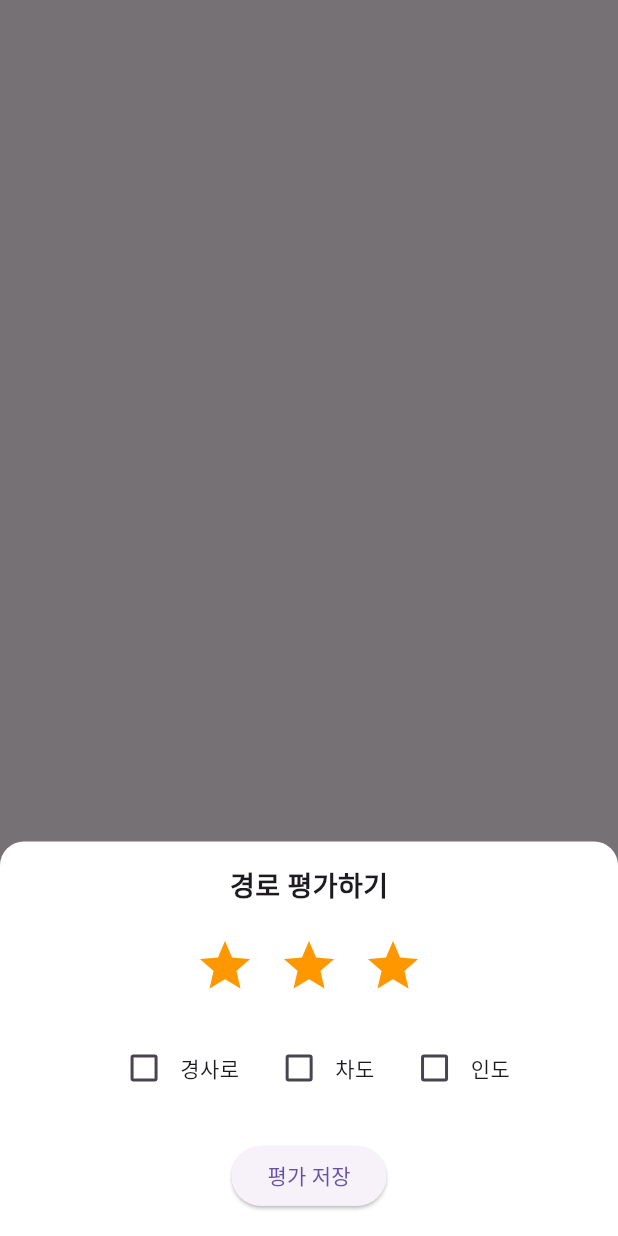
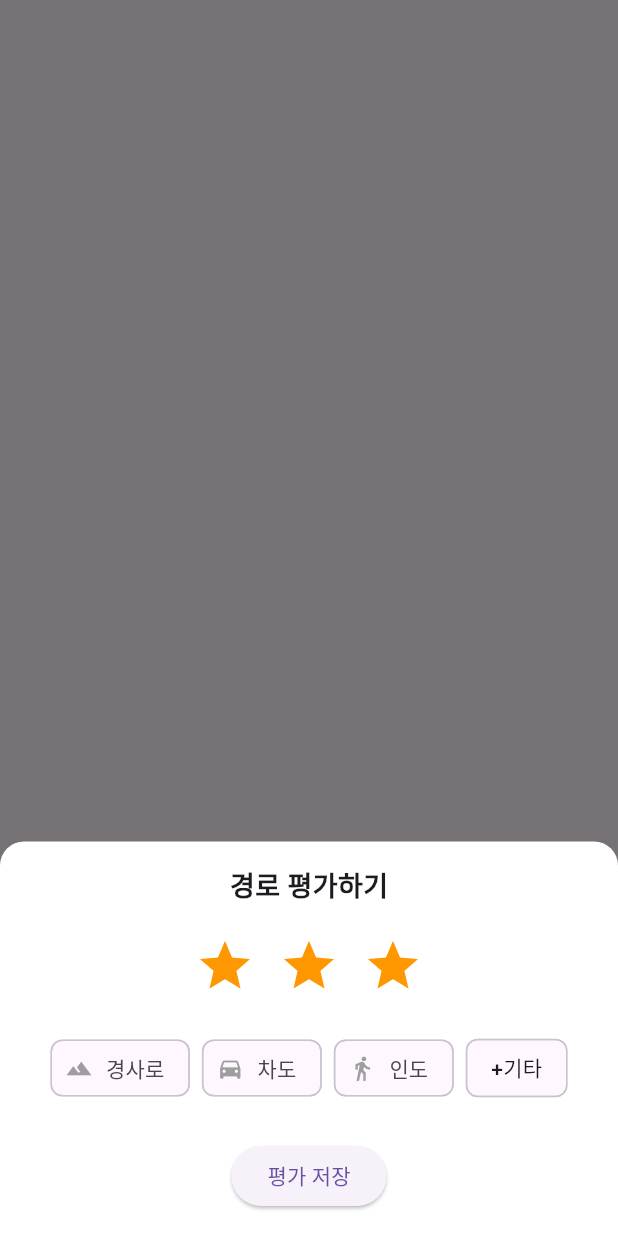
Before and after one commit to kangkum4156/wheeltrip, a Flutter app: what showAddRoadFeedbackBottomSheet() shows on an empty page, opened directly with empty values, on a phone screen of 412 x 824 dp. Run offline on Flutter 3.47's test engine with Material 3 defaults, Android fonts, the light colour scheme and no system bars; our stand-ins replace cloud_firestore, firebase_auth, firebase_core, firebase_database, firebase_messaging, firebase_storage and 6 more; accounts and stored records are empty.

Commit message:
08-13 road feedback Icon & UI modified

```diff
--- a/lib/road/road_feedback_add.dart
+++ b/lib/road/road_feedback_add.dart
@@ -1,6 +1,7 @@
 import 'package:cloud_firestore/cloud_firestore.dart';
 import 'package:flutter/material.dart';
 import 'package:wheeltrip/data/const_data.dart';
+import 'package:wheeltrip/road/road_feedback_options.dart';
 
 typedef OnRouteSavedCallback = Future<void> Function(
    String routeId, int rate, List<String> features);
@@ -13,8 +14,6 @@ Future<bool?> showAddRoadFeedbackBottomSheet({
   int selectedRate = 3; // 기본 평점
   List<String> selectedFeatures = [];
 
-  final List<String> featureOptions = ['경사로', '차도', '인도'];
-
   return showModalBottomSheet<bool>(
     context: context,
     isScrollControlled: true,
@@ -25,15 +24,6 @@ Future<bool?> showAddRoadFeedbackBottomSheet({
     builder: (context) {
       return StatefulBuilder(
         builder: (context, setState) {
-          void toggleFeature(String feature) {
-            if (selectedFeatures.contains(feature)) {
-              selectedFeatures.remove(feature);
-            } else {
-              selectedFeatures.add(feature);
-            }
-            setState(() {});
-          }
-
           return Padding(
             padding: EdgeInsets.only(
               bottom: MediaQuery.of(context).viewInsets.bottom,
@@ -77,24 +67,16 @@ Future<bool?> showAddRoadFeedbackBottomSheet({
                 const SizedBox(height: 16),
 
                 // features 체크박스
-                Wrap(
-                  alignment: WrapAlignment.center,
-                  children: featureOptions.map((feature) {
-                    final isSelected = selectedFeatures.contains(feature);
-                    return Padding(
-                      padding: const EdgeInsets.symmetric(horizontal: 8.0),
-                      child: Row(
-                        mainAxisSize: MainAxisSize.min,
-                        children: [
-                          Checkbox(
-                            value: isSelected,
-                            onChanged: (_) => toggleFeature(feature),
-                          ),
-                          Text(feature),
-                        ],
-                      ),
-                    );
-                  }).toList(),
+                RoadFeedbackOptions(
+                  selectedFeatures: selectedFeatures,
+                  isEditable: true,
+                  onFeaturesChanged: (features) {
+                    setState(() {
+                      selectedFeatures
+                        ..clear()
+                        ..addAll(features);
+                    });
+                  },
                 ),
 
                 const SizedBox(height: 24),
--- /dev/null
+++ b/lib/road/road_feedback_options.dart
@@ -0,0 +1,128 @@
+import 'package:flutter/material.dart';
+
+class RoadFeedbackOptions extends StatefulWidget {
+  final List<String> selectedFeatures;
+  final ValueChanged<List<String>> onFeaturesChanged;
+  final bool isEditable;
+
+  const RoadFeedbackOptions({
+    super.key,
+    required this.selectedFeatures,
+    required this.onFeaturesChanged,
+    required this.isEditable,
+  });
+
+  @override
+  State<RoadFeedbackOptions> createState() => _RoadFeedbackOptionsState();
+}
+
+class _RoadFeedbackOptionsState extends State<RoadFeedbackOptions> {
+  final List<Map<String, dynamic>> _defaultOptions = [
+    {"label": "경사로", "icon": Icons.terrain},
+    {"label": "차도", "icon": Icons.directions_car},
+    {"label": "인도", "icon": Icons.directions_walk},
+  ];
+
+  List<String> _selected = [];
+  List<String> _customOptions = [];
+
+  @override
+  void initState() {
+    super.initState();
+    _selected = List<String>.from(widget.selectedFeatures);
+    _customOptions = _selected
+        .where((f) => !_defaultOptions.any((d) => d['label'] == f))
+        .toList();
+  }
+
+  void _toggleSelection(String label) {
+    if (!widget.isEditable) return;
+    setState(() {
+      if (_selected.contains(label)) {
+        _selected.remove(label);
+      } else {
+        _selected.add(label);
+      }
+    });
+    widget.onFeaturesChanged(List<String>.from(_selected));
+  }
+
+  void _addCustomOption() async {
+    if (!widget.isEditable) return;
+    final controller = TextEditingController();
+    final result = await showDialog<String>(
+      context: context,
+      builder: (context) => AlertDialog(
+        title: const Text("기타 항목 추가"),
+        content: TextField(
+          controller: controller,
+          autofocus: true,
+          decoration: const InputDecoration(hintText: "새로운 항목 입력"),
+          onSubmitted: (value) => Navigator.pop(context, value),
+        ),
+        actions: [
+          TextButton(
+            onPressed: () => Navigator.pop(context, null),
+            child: const Text("취소"),
+          ),
+          ElevatedButton(
+            onPressed: () => Navigator.pop(context, controller.text.trim()),
+            child: const Text("추가"),
+          ),
+        ],
+      ),
+    );
+
+    if (result != null && result.isNotEmpty) {
+      setState(() {
+        _customOptions.add(result);
+        _selected.add(result);
+      });
+      widget.onFeaturesChanged(List<String>.from(_selected));
+    }
+  }
+
+  @override
+  Widget build(BuildContext context) {
+    final visibleOptions = widget.isEditable
+        ? _defaultOptions.map((d) => d['label']).toList() + _customOptions
+        : _selected;
+
+    return Wrap(
+      spacing: 8,
+      children: [
+        ...visibleOptions.map((label) {
+          final icon = _defaultOptions
+              .firstWhere((d) => d['label'] == label, orElse: () => {})
+              .putIfAbsent('icon', () => null);
+
+          if (widget.isEditable) {
+            final isSelected = _selected.contains(label);
+            return ChoiceChip(
+              label: Text(label),
+              avatar: icon != null
+                  ? Icon(icon, size: 18,
+                  color: isSelected ? Colors.white : Colors.grey)
+                  : null,
+              selected: isSelected,
+              selectedColor: Colors.blue,
+              onSelected: (_) => _toggleSelection(label),
+            );
+          } else {
+            return Chip(
+              label: Text(label),
+              avatar: icon != null ? Icon(icon, size: 18) : null,
+              backgroundColor: Colors.grey[200],
+            );
+          }
+        }),
+
+        if (widget.isEditable)
+          ActionChip(
+            label: const Text("+기타"),
+            onPressed: _addCustomOption,
+          ),
+      ],
+    );
+  }
+}
```
Also changed, not shown: lib/road/road_feedback_edit.dart (+11 -27 lines), lib/road/road_new.dart (+11 -28 lines), lib/road/road_poly_tap.dart (+80 -31 lines).
